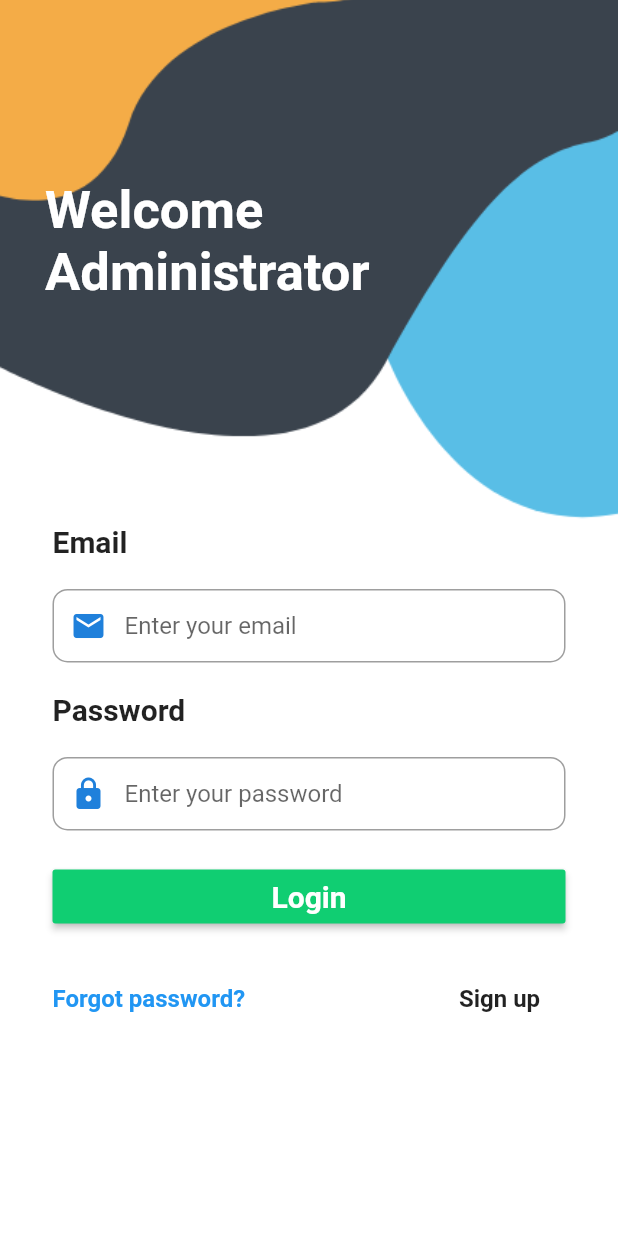
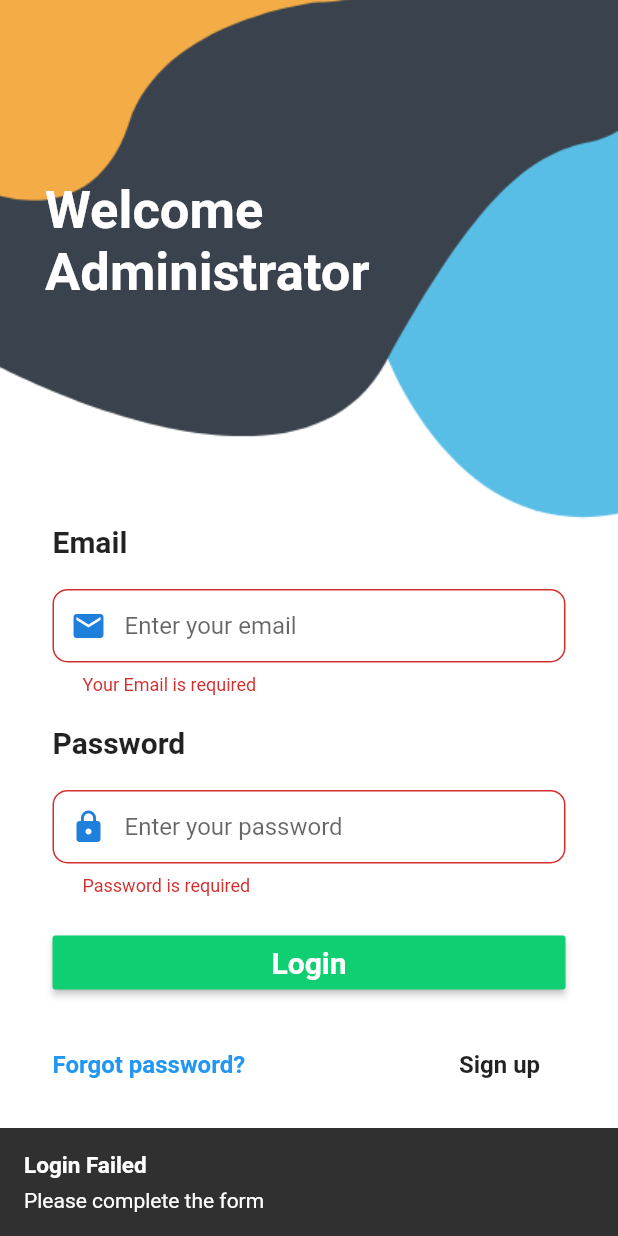
Before and after one commit to Muhammad12Halal/flutterProject, a Flutter app: the screen it shows after launch, after a tap on "Login", on a phone screen of 412 x 824 dp. Run offline on Flutter 3.47's test engine with Material 2 defaults, Android fonts, the phone set to English and light mode, and no system bars; drawn by our look-alikes of another_flushbar; our stand-ins replace shared_preferences; Roboto replaces fonts that are missing (Raleway).

Commit message:
five commit

```diff
--- a/lib/main.dart
+++ b/lib/main.dart
@@ -1,6 +1,13 @@
 import 'package:flutter/material.dart';
+import 'package:flutter_project/domain/user.dart';
+import 'package:flutter_project/providers/auth.dart';
+import 'package:flutter_project/providers/user.dart';
+import 'package:flutter_project/screens/Dashboard.dart';
 import 'package:flutter_project/screens/Login.dart';
 import 'package:flutter_project/screens/register.dart';
+import 'package:flutter_project/utility/Shared_preferences.dart';
+// ignore: import_of_legacy_library_into_null_safe
+import 'package:provider/provider.dart';
 
 void main() {
   runApp(const MyApp());
@@ -12,17 +19,23 @@ class MyApp extends StatelessWidget {
   // This widget is the root of your application.
   @override
   Widget build(BuildContext context) {
-    return MaterialApp(
+
+    return MultiProvider(
+        providers: [
+          ChangeNotifierProvider(create: (_) => AuthProvider()),
+          ChangeNotifierProvider(create: (_) => UserProvider())
+        ],
+        child: MaterialApp(
           title: 'Administrator',
           theme: ThemeData(
             primarySwatch: Colors.blue,
           ),
-      home: const Login(),
-
+          home: Login(),
           routes: {
             '/login': (context) => const Login(),
             '/register': (context) => const RegisterPage(),
+            '/dashboard': (context) => const Dashboard(),
           },
-    );
+        ));
   }
 }
--- /dev/null
+++ b/lib/providers/user.dart
@@ -0,0 +1,21 @@
+import 'package:flutter/cupertino.dart';
+import 'package:flutter_project/domain/user.dart';
+
+class UserProvider extends ChangeNotifier {
+  User _user = User(
+      id: id,
+      name: name,
+      email: email,
+     );
+
+  User get user => _user;
+
+  static get id => null;
+  static get name => null;
+  static get email => null;
+
+  void setUser(User user) {
+    _user = user;
+    notifyListeners();
+  }
+}
--- a/lib/screens/Login.dart
+++ b/lib/screens/Login.dart
@@ -1,7 +1,13 @@
 // ignore_for_file: deprecated_member_use
+
+import 'package:another_flushbar/flushbar.dart';
 import 'package:flutter/material.dart';
+import 'package:flutter_project/domain/user.dart';
+import 'package:flutter_project/providers/auth.dart';
+import 'package:flutter_project/providers/user.dart';
 import 'package:flutter_project/utility/validate.dart';
 import 'package:flutter_project/utility/widgets.dart';
+import 'package:provider/provider.dart';
 
 class Login extends StatefulWidget {
   const Login({Key? key}) : super(key: key);
@@ -12,16 +18,51 @@ class Login extends StatefulWidget {
 }
 
 class _LoginState extends State<Login> {
+
+  final formkey = GlobalKey<FormState>();
   // ignore: unused_field
-  late String _email, _password;
+  late String email, password;
 
   @override
   Widget build(BuildContext context) {
+     AuthProvider auth = Provider.of<AuthProvider>(context);
 
     // ignore: prefer_function_declarations_over_variables
-    var doLogin = (){
+    var doLogin = () {
+      final form = formkey.currentState;
+      if (form!.validate()) {
+        form.save();
 
+        final Future<Map<String, dynamic>> response =
+            auth.login(email, password);
+          response.then((response) {
+          if (response['status']) {
+
+            // ignore: unused_local_variable
+            User user = response['user'];
+
+            Provider.of<UserProvider>(context, listen: false).setUser(user);
+
+            Navigator.pushReplacementNamed(context, '/dashboard');
+      }
+      }
+      );
+      } else {
+        Flushbar(
+          title: 'Login Failed',
+          message: 'Please complete the form',
+          duration: const Duration(seconds: 10),
+        ).show(context);
+      }
     };
+
+    final loading = Row(
+      mainAxisAlignment: MainAxisAlignment.center,
+      children: const <Widget>[
+        CircularProgressIndicator(),
+        Text(" Login ... Please wait")
+      ],
+    );
 
     final forgotLabel = Row(
       mainAxisAlignment: MainAxisAlignment.spaceBetween,
@@ -40,7 +81,8 @@ class _LoginState extends State<Login> {
         ),
         FlatButton(
           padding: const EdgeInsets.only(left: 0.0),
-          child: const Text("Sign up", style: TextStyle(
+          child: const Text("Sign up",
+              style: TextStyle(
                   fontFamily: 'Raleway',
                   fontSize: 16,
                   fontWeight: FontWeight.w700)),
@@ -60,8 +102,7 @@ class _LoginState extends State<Login> {
       ),
           child: Scaffold(
             backgroundColor: Colors.transparent,
-      body: Stack(
-          children: [
+            body: Stack(children: [
               Container(
                 padding: const EdgeInsets.only(left: 30, top: 120),
                 child: const Text(
@@ -81,43 +122,48 @@ class _LoginState extends State<Login> {
                   right: 35,
                   left: 35),
               child: Form(
+                  key: formkey,
                   child: Column(
                     crossAxisAlignment: CrossAxisAlignment.start,
                     children: [
+                      const SizedBox(height: 20.0),
+                      const Text('Email',
+                          style: TextStyle(
+                            fontSize: 20.0,
+                            fontWeight: FontWeight.bold,
+                          )),
 
-              const SizedBox(height: 20.0),
-              const Text('Email', style: TextStyle(
-                fontSize: 20.0,
-                fontWeight: FontWeight.bold,)
-                ),
                       const SizedBox(height: 20.0),
                       TextFormField(
                         autofocus: false,
                         validator: validateEmail,
-                onSaved: (value) => _email = value!,
-                decoration: buildInputDecoration('Enter your email', Icons.email),
+                        onSaved: (value) => email = value!,
+                        decoration: buildInputDecoration(
+                            'Enter your email', Icons.email),
                       ),
-
                       const SizedBox(height: 20.0),
                       const Text('Password',
                           style: TextStyle(
                             fontSize: 20.0,
                             fontWeight: FontWeight.bold,
-                      )
-                  ),
+                          )),
                       const SizedBox(height: 20.0),
                       TextFormField(
                         autofocus: false,
                         obscureText: true,
-                validator: (value) => value!.isEmpty ? 'Password is required' : null,
-                onSaved: (value) => _password = value!,
-                decoration: buildInputDecoration('Enter your password', Icons.lock),
+                        validator: (value) =>
+                            value!.isEmpty ? 'Password is required' : null,
+                        onSaved: (value) => password = value!,
+                        decoration: buildInputDecoration(
+                            'Enter your password', Icons.lock),
                       ),
 
                       const SizedBox(height: 20.0),
-              longButtons('Login', doLogin),
+                      auth.logInStatus == Status.Authenticating ?loading
+                      :longButtons('Login', doLogin),
                       const SizedBox(height: 20.0),
                       forgotLabel
+
                     ],
                   )),
             ),
--- a/lib/utility/App_url.dart
+++ b/lib/utility/App_url.dart
@@ -1,8 +1,8 @@
 class AppUrl {
 
-  static const String baseUrl = '';
+  static const String baseUrl = 'http://simple_api1.test:8080/api';
 
-  static const String login = '$baseUrl/login';
-  static const String register = '$baseUrl/register';
-  static const String forgotPassword = '$baseUrl/forgot-password';
+  static const String login = baseUrl +'/login';
+  static const String register = baseUrl +'/register';
+  static const String forgotPassword = baseUrl + '/forgot-password';
 }
--- a/lib/utility/validate.dart
+++ b/lib/utility/validate.dart
@@ -3,7 +3,7 @@ String? validateEmail(value) {
   String? msg;
 
   RegExp regex = new RegExp(
-      r'^(([^<>()[\]\\.,;:\s@\"]+(\.[^<>()[\]\\.,;:\s@\"]+)*)|(\".+\"))@((\[[0-9]{1,3}\.[0-9]{1,3}\.[0-9]{1,3}\.[0-9]{1,3}\])|(([a-zA-Z\-0-9]+\.)+[a-zA-Z]{2,}))$');
+  r"(\w+)");
   if (value.isEmpty) {
     msg = "Your Email is required";
   } else if (!regex.hasMatch(value)) {
```
Also changed, not shown: lib/domain/user.dart (+6 -14 lines), lib/providers/auth.dart (+76 -16 lines), lib/screens/Dashboard.dart (added, +41 -0 lines), lib/screens/register.dart (+49 -27 lines), lib/utility/Shared_preferences.dart (+8 -21 lines), 1 other file. Lines whose indentation alone changed are shown as unchanged.
